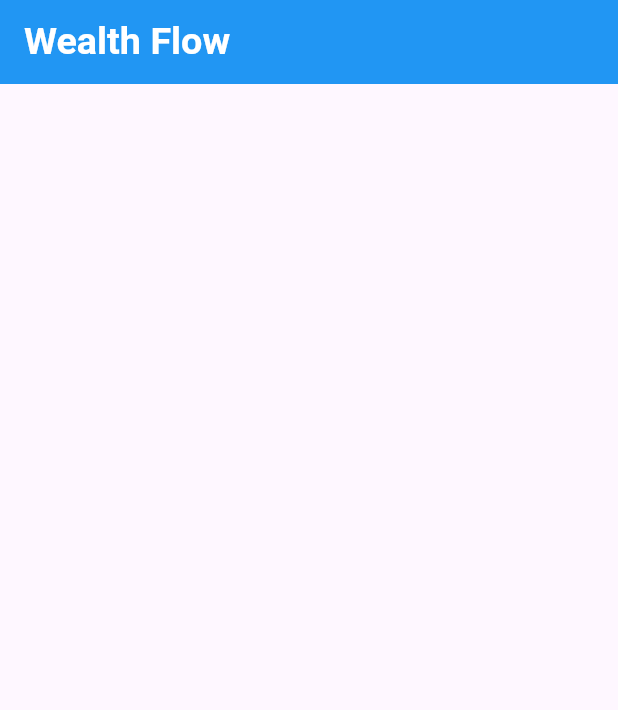
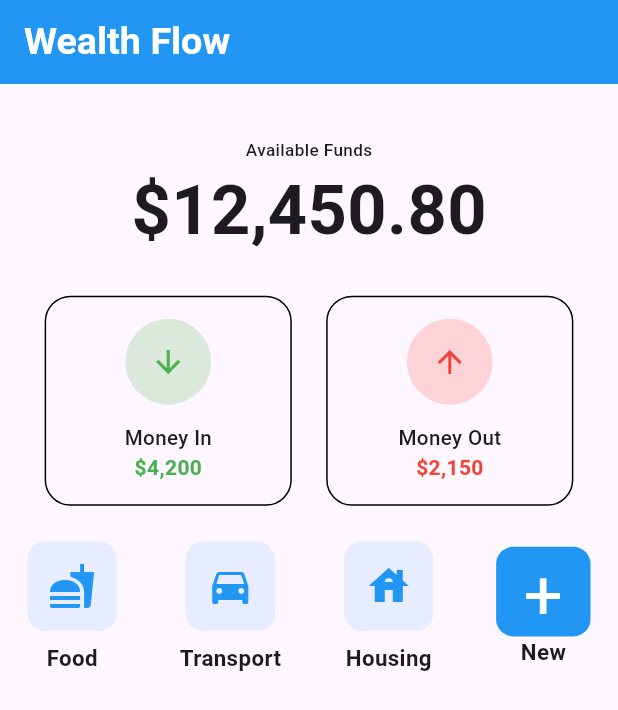
Before and after one commit to bipin24746/expense_tracker, a Flutter app: the screen it shows after launch, on a phone screen of 412 x 824 dp. Shown: the top 710 px of the screen. Run offline on Flutter 3.47's test engine with Material 3 defaults, Android fonts, the phone set to English and light mode, and no system bars; our stand-ins replace flutter_screenutil, go_router.

Commit message:
working on actions

```diff
--- a/lib/features/home_screen/presentation/screen/home_screen.dart
+++ b/lib/features/home_screen/presentation/screen/home_screen.dart
@@ -1,4 +1,8 @@
+import 'package:expense_tracker/features/home_screen/presentation/widget/action_list.dart';
+import 'package:expense_tracker/features/home_screen/presentation/widget/available_funds.dart';
+import 'package:expense_tracker/features/home_screen/presentation/widget/money_in_out.dart';
 import 'package:flutter/material.dart';
+import 'package:flutter_screenutil/flutter_screenutil.dart';
 
 class HomeScreen extends StatelessWidget {
   const HomeScreen({super.key});
@@ -6,7 +10,25 @@ class HomeScreen extends StatelessWidget {
   @override
   Widget build(BuildContext context) {
     return Scaffold(
-      appBar: AppBar(title: Text("Wealth Flow"),),
+      appBar: AppBar(
+        title: const Text("Wealth Flow"),
+      ),
+      body: Padding(
+        padding: EdgeInsets.all(16.w),
+        child: Column(
+          children: [
+            const AvailableFunds(),
+
+            SizedBox(height: 20.h),
+
+            const MoneyInOut(),
+
+            SizedBox(height: 20.h),
+
+            ActionList(),
+          ],
+        ),
+      ),
     );
   }
 }
--- /dev/null
+++ b/lib/features/home_screen/presentation/widget/action_list.dart
@@ -0,0 +1,58 @@
+import 'package:expense_tracker/core/utils/colors.dart';
+import 'package:flutter/material.dart';
+import 'package:flutter_screenutil/flutter_screenutil.dart';
+
+class ActionList extends StatelessWidget {
+  const ActionList({super.key});
+
+  @override
+  Widget build(BuildContext context) {
+    return Row(
+      mainAxisAlignment: MainAxisAlignment.spaceBetween,
+      children: [
+        actionList(Icons.fastfood, "Food"),
+        actionList(Icons.directions_car, "Transport"),
+        actionList(Icons.house, "Housing"),
+        Column(
+          children: [
+            SizedBox(
+              height: 50.h,
+              width: 55.w,
+              child: Container(decoration: BoxDecoration(
+                  color: Colors.blue,
+                  borderRadius: BorderRadius.circular(10.r)),
+              child: Center(child: Text("+",style: TextStyle(color: AppColors.text,fontSize: 40.sp),)),),
+            ),
+            Text("New",style: TextStyle(fontSize: 13.sp,fontWeight: FontWeight.bold),)
+          ],
+        )
+      ],
+    );
+  }
+}
+
+Widget actionList(IconData icon, String title) {
+  return Column(
+    children: [
+      Container(
+        padding: EdgeInsets.all(12.w),
+        decoration: BoxDecoration(
+          color: Colors.blue.withOpacity(0.1),
+          borderRadius: BorderRadius.circular(10.r),
+        ),
+        child: Icon(
+          icon,
+          size: 28.sp,
+          color: Colors.blue,
+        ),
+      ),
+
+      SizedBox(height: 6.h),
+
+      Text(
+        title,
+        style: TextStyle(fontSize: 13.sp,fontWeight: FontWeight.bold),
+      ),
+    ],
+  );
+}
--- /dev/null
+++ b/lib/features/home_screen/presentation/widget/available_funds.dart
@@ -0,0 +1,27 @@
+import 'package:flutter/material.dart';
+import 'package:flutter_screenutil/flutter_screenutil.dart';
+
+class AvailableFunds extends StatelessWidget {
+  const AvailableFunds({super.key});
+
+  @override
+  Widget build(BuildContext context) {
+    return Padding(
+      padding: EdgeInsets.only(top: 15.h),
+      child: Center(
+        child: Column(
+          children: [
+            Text(
+              "Available Funds",
+              style: TextStyle(fontSize: 10.sp, fontWeight: FontWeight.w500),
+            ),
+            Text(
+              "\$12,450.80",
+              style: TextStyle(fontWeight: FontWeight.bold, fontSize: 40.sp),
+            ),
+          ],
+        ),
+      ),
+    );
+  }
+}
--- /dev/null
+++ b/lib/features/home_screen/presentation/widget/money_in_out.dart
@@ -0,0 +1,57 @@
+import 'package:flutter/material.dart';
+import 'package:flutter_screenutil/flutter_screenutil.dart';
+
+class MoneyInOut extends StatelessWidget {
+  const MoneyInOut({super.key});
+
+  @override
+  Widget build(BuildContext context) {
+    return Row(mainAxisAlignment: MainAxisAlignment.spaceAround,
+
+    children: [
+      SizedBox(
+        height: 0.17.sh,
+        width: 0.4.sw,
+        child: Container(decoration: BoxDecoration(
+          border: Border.all(),borderRadius: BorderRadius.circular(15.r)
+        ),
+        child: Column(
+          mainAxisAlignment: MainAxisAlignment.center,
+          children: [
+            CircleAvatar(
+              radius: 25.r,
+              backgroundColor: Colors.green.withOpacity(0.2),
+              child: Icon(Icons.arrow_downward,color: Colors.green,),
+            ),
+            SizedBox(height: 10.h,),
+            Text("Money In",style: TextStyle(fontSize: 12.sp,fontWeight: FontWeight.w500),),
+            Text("\$4,200",style: TextStyle(color: Colors.green,fontWeight: FontWeight.bold),),
+          ],
+        ),
+        ),
+      ),
+      SizedBox(
+        height: 0.17.sh,
+        width: 0.4.sw,
+        child: Container(decoration: BoxDecoration(
+            border: Border.all(),borderRadius: BorderRadius.circular(15.r)
+        ),
+          child: Column(
+            mainAxisAlignment: MainAxisAlignment.center,
+            children: [
+              CircleAvatar(
+                radius: 25.r,
+                backgroundColor: Colors.red.withOpacity(0.2),
+                child: Icon(Icons.arrow_upward,color: Colors.red,),
+              ),
+              SizedBox(height: 10.h,),
+              Text("Money Out",style: TextStyle(fontSize: 12.sp,fontWeight: FontWeight.w500),),
+              Text("\$2,150",style: TextStyle(color: Colors.red,fontWeight: FontWeight.bold),),
+            ],
+          ),
+        ),
+      )
+    ],
+    );
+  }
+}
```
